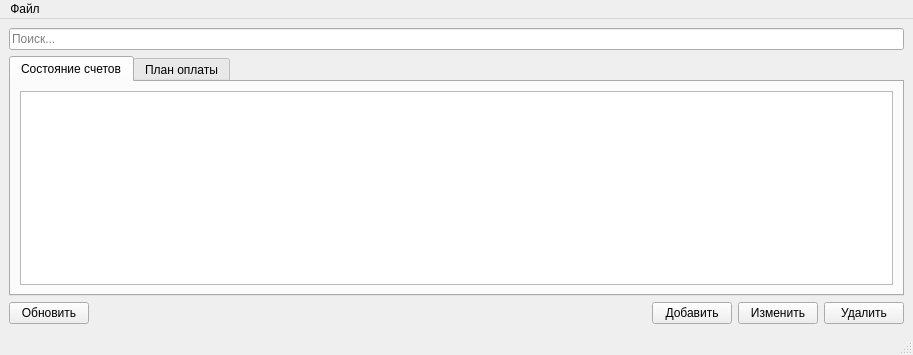
Old version of the form mainwindow.ui in the repository igrekus/billplan.
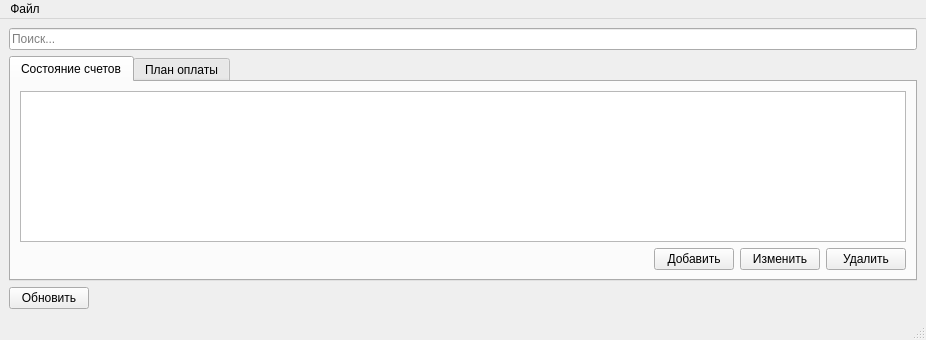
New version of the form.

Diff of the .ui file:
```diff
--- a/mainwindow.ui
+++ b/mainwindow.ui
@@ -6,8 +6,8 @@
    <rect>
     <x>0</x>
     <y>0</y>
-    <width>913</width>
-    <height>355</height>
+    <width>926</width>
+    <height>340</height>
    </rect>
   </property>
   <property name="windowTitle">
@@ -41,6 +41,44 @@
         <item>
          <widget class="QTableView" name="tableBill"/>
         </item>
+        <item>
+         <layout class="QHBoxLayout" name="horizontalLayout_2">
+          <item>
+           <spacer name="horizontalSpacer_2">
+            <property name="orientation">
+             <enum>Qt::Horizontal</enum>
+            </property>
+            <property name="sizeHint" stdset="0">
+             <size>
+              <width>40</width>
+              <height>20</height>
+             </size>
+            </property>
+           </spacer>
+          </item>
+          <item>
+           <widget class="QPushButton" name="btnAddBill">
+            <property name="text">
+             <string>Добавить</string>
+            </property>
+           </widget>
+          </item>
+          <item>
+           <widget class="QPushButton" name="btnEditBill">
+            <property name="text">
+             <string>Изменить</string>
+            </property>
+           </widget>
+          </item>
+          <item>
+           <widget class="QPushButton" name="btnDeleteBill">
+            <property name="text">
+             <string>Удалить</string>
+            </property>
+           </widget>
+          </item>
+         </layout>
+        </item>
        </layout>
       </widget>
       <widget class="QWidget" name="tabBillPlan">
@@ -72,27 +110,6 @@
         </property>
        </spacer>
       </item>
-      <item>
-       <widget class="QPushButton" name="btnAddBill">
-        <property name="text">
-         <string>Добавить</string>
-        </property>
-       </widget>
-      </item>
-      <item>
-       <widget class="QPushButton" name="btnEditBill">
-        <property name="text">
-         <string>Изменить</string>
-        </property>
-       </widget>
-      </item>
-      <item>
-       <widget class="QPushButton" name="btnDeleteBill">
-        <property name="text">
-         <string>Удалить</string>
-        </property>
-       </widget>
-      </item>
      </layout>
     </item>
    </layout>
@@ -105,7 +122,7 @@
     <rect>
      <x>0</x>
      <y>0</y>
-     <width>913</width>
+     <width>926</width>
      <height>18</height>
     </rect>
    </property>
```
Left out of the diff: 5 changed lines with no effect on the pictures.
